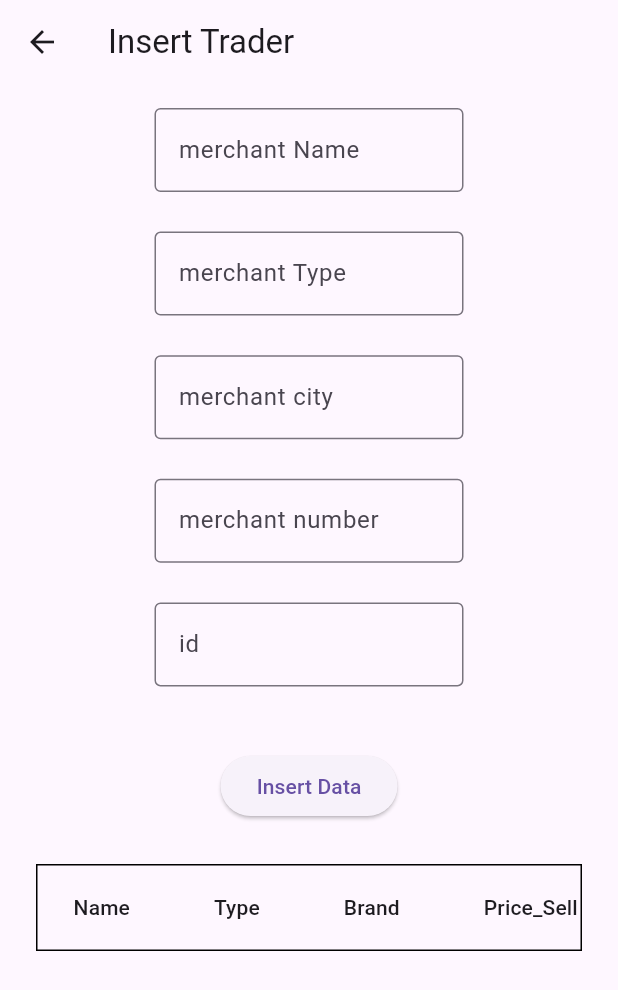
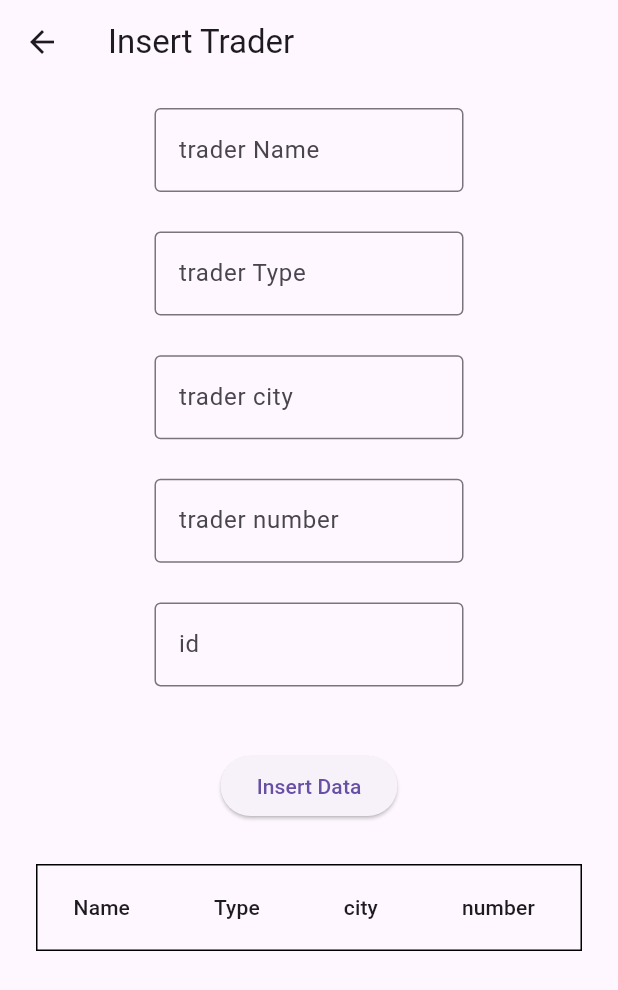
Before and after one commit to 7ama-7asan/Database_Shop, a Flutter app: the Trader screen opened directly, on a phone screen of 412 x 824 dp. Shown: the top 990 px of the screen. Run offline on Flutter 3.47's test engine with Material 3 defaults, Android fonts, the phone set to English and light mode, and no system bars; our stand-ins replace cloud_firestore, firebase_auth, firebase_core, google_fonts; missing offline and left inert: future_progress_dialog; accounts and stored records are empty.

```diff
--- a/lib/Firebase/inser_data_to_Merchant_Firebase .dart
+++ b/lib/Firebase/inser_data_to_Merchant_Firebase .dart
@@ -4,8 +4,8 @@ import 'package:firebase_auth/firebase_auth.dart';
 class inser_data_to_merchant_Firebase {
   var firefirestore = FirebaseFirestore.instance;
   var _user = FirebaseAuth.instance.currentUser;
-  Future<void> insertMerchant(String name, String type, String brand,
-      String priceSell, String priceBuy) async {
+  Future<void> insertMerchant(
+      String name, String type, String city, String number, String id) async {
     await firefirestore
         .collection('users')
         .doc(_user!.email.toString())
@@ -13,9 +13,9 @@ class inser_data_to_merchant_Firebase {
         .add({
       'name': name,
       'type': type,
-      'brand': brand,
-      'price_sell': priceSell,
-      'price_buy': priceBuy,
+      'city': city,
+      'number': number,
+      'id': id,
     });
   }
 }
--- /dev/null
+++ b/lib/Models/model_trader.dart
@@ -0,0 +1,9 @@
+class TraderModel {
+  String name;
+  String type;
+  String city;
+  int number;
+  int id;
+
+  TraderModel(this.name, this.type, this.city, this.number, this.id);
+}
--- a/lib/pages/trader.dart
+++ b/lib/pages/trader.dart
@@ -3,10 +3,12 @@ import 'package:database/Components/ShowDialoge.dart';
 import 'package:database/Firebase/inser_data_to_Merchant_Firebase%20.dart';
 import 'package:database/Firebase/inser_data_to_items_Firebase.dart';
 import 'package:database/Models/Getting_Items_firebase.dart';
+import 'package:database/Models/model_trader.dart';
 import 'package:firebase_auth/firebase_auth.dart';
 import 'package:flutter/material.dart';
 import 'package:flutter/material.dart';
 
+//test
 class Trader extends StatefulWidget {
   const Trader({Key? key}) : super(key: key);
 
@@ -17,9 +19,9 @@ class Trader extends StatefulWidget {
 class _ItemsState extends State<Trader> {
   final TextEditingController _name = TextEditingController();
   final TextEditingController _type = TextEditingController();
-  final TextEditingController _brand = TextEditingController();
-  final TextEditingController _priceSell = TextEditingController();
-  final TextEditingController _priceBuy = TextEditingController();
+  final TextEditingController _city = TextEditingController();
+  final TextEditingController _number = TextEditingController();
+  final TextEditingController _id = TextEditingController();
 
   @override
   Widget build(BuildContext context) {
@@ -34,11 +36,11 @@ class _ItemsState extends State<Trader> {
             crossAxisAlignment: CrossAxisAlignment.center,
             mainAxisAlignment: MainAxisAlignment.center,
             children: [
-              _buildTextField(_name, 'merchant Name'),
-              _buildTextField(_type, 'merchant Type'),
-              _buildTextField(_brand, 'merchant city'),
-              _buildTextField(_priceSell, 'merchant number'),
-              _buildTextField(_priceBuy, 'id'),
+              _buildTextField(_name, 'trader Name'),
+              _buildTextField(_type, 'trader Type'),
+              _buildTextField(_city, 'trader city'),
+              _buildTextField(_number, 'trader number'),
+              _buildTextField(_id, 'id'),
               SizedBox(height: 16),
               ElevatedButton(
                 onPressed: () {
@@ -80,19 +82,19 @@ class _ItemsState extends State<Trader> {
     // Use the controllers to get the data from the text fields
     String dataName = _name.text;
     String dataType = _type.text;
-    String dataBrand = _brand.text;
-    String dataPriceSell = _priceSell.text;
-    String dataPriceBuy = _priceBuy.text;
+    String dataCity = _city.text;
+    String dataNumber = _number.text;
+    String dataId = _id.text;
 
     // Perform the data insertion logic here
-    await inser_data_to_merchant_Firebase().insertMerchant(
-        dataName, dataType, dataBrand, dataPriceSell, dataPriceBuy);
+    await inser_data_to_merchant_Firebase()
+        .insertMerchant(dataName, dataType, dataCity, dataNumber, dataId);
     // Optionally, you can clear the text fields after inserting data
     _name.clear();
     _type.clear();
-    _brand.clear();
-    _priceSell.clear();
-    _priceBuy.clear();
+    _city.clear();
+    _number.clear();
+    _id.clear();
   }
 
   Widget ShowItemsRaport(_name) {
@@ -106,14 +108,10 @@ class _ItemsState extends State<Trader> {
       stream: collectionReference.snapshots(),
       builder: (BuildContext context, AsyncSnapshot<QuerySnapshot> snapshot) {
         if (!snapshot.hasData) return Center(child: Text('Loading...'));
-        List<ItemsModel> _list = snapshot.data!.docs.map(
+        List<TraderModel> _list = snapshot.data!.docs.map(
           (dataModel) {
-            return ItemsModel(
-                dataModel['name'],
-                dataModel['type'],
-                dataModel['brand'],
-                dataModel['price_sell'],
-                dataModel['price_buy']);
+            return TraderModel(dataModel['name'], dataModel['type'],
+                dataModel['city'], dataModel['number'], dataModel['id']);
           },
         ).toList();
 
@@ -125,18 +123,18 @@ class _ItemsState extends State<Trader> {
                 columns: [
                   const DataColumn(label: Text('Name')),
                   DataColumn(label: Text('Type')),
-                  DataColumn(label: Text('Brand')),
-                  DataColumn(label: Text('Price_Sell')),
-                  DataColumn(label: Text('Price_Buy')),
+                  DataColumn(label: Text('city')),
+                  DataColumn(label: Text('number')),
+                  DataColumn(label: Text('id')),
                   DataColumn(label: Text('update')),
                 ],
                 rows: _list.map((data) {
                   return DataRow(cells: [
                     DataCell(Text(data.name)),
                     DataCell(Text(data.type)),
-                    DataCell(Text(data.brand)),
-                    DataCell(Text(data.price_sell)),
-                    DataCell(Text(data.Price_buy)),
+                    DataCell(Text(data.city)),
+                    DataCell(Text(data.number.toString())),
+                    DataCell(Text(data.id.toString())),
                     DataCell(
                         onTap: () {}, showEditIcon: true, Icon(Icons.update)),
                   ]);
@@ -153,14 +151,13 @@ Future<void> UpdateItems(
   data,
   TextEditingController nameController,
   TextEditingController typeController,
-  TextEditingController brandController,
-  TextEditingController price_sellController,
-  TextEditingController price_buyController,
+  TextEditingController cityController,
+  TextEditingController numberController,
 ) async {
   nameController.text = data.name; // Set the initial value
-  brandController.text = data.brand; // Set the initial value
-  price_sellController.text = data.price_sell; // Set the initial value
-  price_buyController.text = data.price.buy; // Set the initial value
+  typeController.text = data.brand; // Set the initial value
+  cityController.text = data.price_sell; // Set the initial value
+  numberController.text = data.price.buy; // Set the initial value
 
   showDialog(
     context: context,
@@ -174,18 +171,18 @@ Future<void> UpdateItems(
           ),
           Text('Current brand: ${data.name}'),
           TextField(
-            controller: brandController,
-            decoration: InputDecoration(labelText: 'New Name'),
+            controller: typeController,
+            decoration: InputDecoration(labelText: 'New type'),
           ),
           Text('Current price_sell: ${data.type}'),
           TextField(
-            controller: price_sellController,
-            decoration: InputDecoration(labelText: 'New Name'),
+            controller: cityController,
+            decoration: InputDecoration(labelText: 'New city'),
           ),
           Text('Current price buy: ${data.brand}'),
           TextField(
-            controller: price_buyController,
-            decoration: InputDecoration(labelText: 'New Name'),
+            controller: numberController,
+            decoration: InputDecoration(labelText: 'New number'),
           ),
         ],
       ),
@@ -205,9 +202,9 @@ Future<void> UpdateItems(
                 .doc(data.id.toString())
                 .update({
               'name': nameController.text,
-              'brand': brandController.text,
-              'price_sell': price_sellController.text,
-              'price_buy': price_buyController.text,
+              'type': typeController.text,
+              'city': cityController.text,
+              'number': numberController.text,
             });
             Navigator.of(context).pop();
           },
```
Also changed, not shown: lib/pages/test.dart (deleted).
